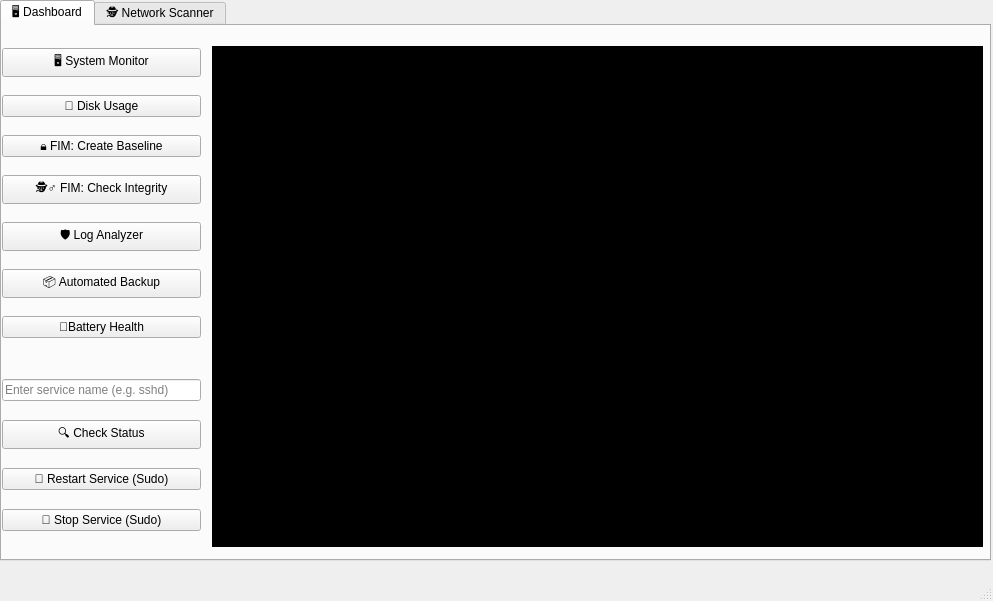
Old version of the form assets/toolbox.ui in the repository Futhark1393/sysadmin-toolbox.
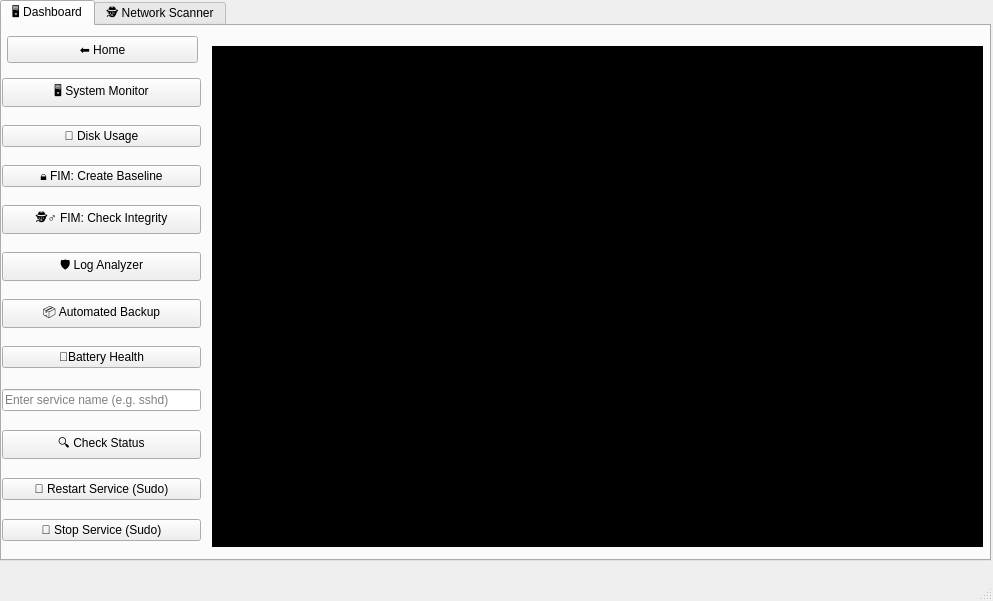
New version of the form. The open tabs and pages were chosen to show the change.

Commit message: feat: v2.6.2 - Added Enter Key support for Scanner & UX improvements

What changed in the file:
```diff
--- a/assets/toolbox.ui
+++ b/assets/toolbox.ui
@@ -13,6 +13,9 @@
   <property name="windowTitle">
    <string>MainWindow</string>
   </property>
+  <property name="styleSheet">
+   <string notr="true"/>
+  </property>
   <widget class="QWidget" name="centralwidget">
    <widget class="QTabWidget" name="tabWidget">
     <property name="geometry">
@@ -34,7 +37,7 @@
       <property name="geometry">
        <rect>
         <x>0</x>
-        <y>10</y>
+        <y>40</y>
         <width>199</width>
         <height>321</height>
        </rect>
@@ -111,7 +114,7 @@
       <property name="geometry">
        <rect>
         <x>0</x>
-        <y>340</y>
+        <y>350</y>
         <width>199</width>
         <height>181</height>
        </rect>
@@ -147,6 +150,19 @@
        </item>
       </layout>
      </widget>
+     <widget class="QPushButton" name="btn_back_dashboard">
+      <property name="geometry">
+       <rect>
+        <x>5</x>
+        <y>10</y>
+        <width>191</width>
+        <height>27</height>
+       </rect>
+      </property>
+      <property name="text">
+       <string>⬅ Home</string>
+      </property>
+     </widget>
     </widget>
     <widget class="QWidget" name="tab_7">
      <attribute name="title">
```
Left out of the diff: 17 changed lines with no effect on the pictures. The commit also changes 2 other files.
